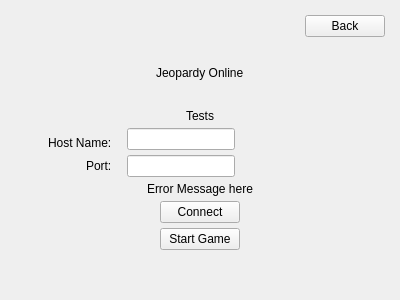
Above: Jeopardy/connectonlinewidget.ui from Belgiumboy123/Jeopardy before the change. Below: the same form after it.
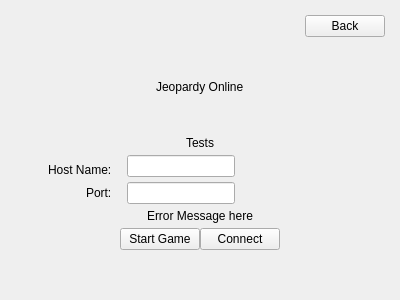
That is the form after the change.

Commit message:
Adds a little more polish to online connect screen.
Cleaned up error message piping from statehandler.

What changed in the file:
```diff
--- a/Jeopardy/connectonlinewidget.ui
+++ b/Jeopardy/connectonlinewidget.ui
@@ -176,19 +176,24 @@
        </widget>
       </item>
       <item alignment="Qt::AlignHCenter">
-       <widget class="QPushButton" name="connectButton">
-        <property name="sizePolicy">
-         <sizepolicy hsizetype="Fixed" vsizetype="Fixed">
-          <horstretch>0</horstretch>
-          <verstretch>0</verstretch>
-         </sizepolicy>
-        </property>
-        <property name="text">
-         <string>Connect</string>
-        </property>
-       </widget>
-      </item>
-      <item alignment="Qt::AlignHCenter">
+       <widget class="QWidget" name="buttonsWidget" native="true">
+        <layout class="QHBoxLayout" name="horizontalLayout_3">
+         <property name="spacing">
+          <number>0</number>
+         </property>
+         <property name="leftMargin">
+          <number>0</number>
+         </property>
+         <property name="topMargin">
+          <number>0</number>
+         </property>
+         <property name="rightMargin">
+          <number>0</number>
+         </property>
+         <property name="bottomMargin">
+          <number>0</number>
+         </property>
+         <item>
        <widget class="QPushButton" name="startGameButton">
         <property name="sizePolicy">
          <sizepolicy hsizetype="Fixed" vsizetype="Fixed">
@@ -199,6 +204,22 @@
         <property name="text">
          <string>Start Game</string>
         </property>
+          </widget>
+         </item>
+         <item>
+          <widget class="QPushButton" name="connectButton">
+           <property name="sizePolicy">
+            <sizepolicy hsizetype="Fixed" vsizetype="Fixed">
+             <horstretch>0</horstretch>
+             <verstretch>0</verstretch>
+            </sizepolicy>
+           </property>
+           <property name="text">
+            <string>Connect</string>
+           </property>
+          </widget>
+         </item>
+        </layout>
        </widget>
       </item>
      </layout>
```
Lines whose indentation alone changed are shown as unchanged. The commit also changes 11 other files.
